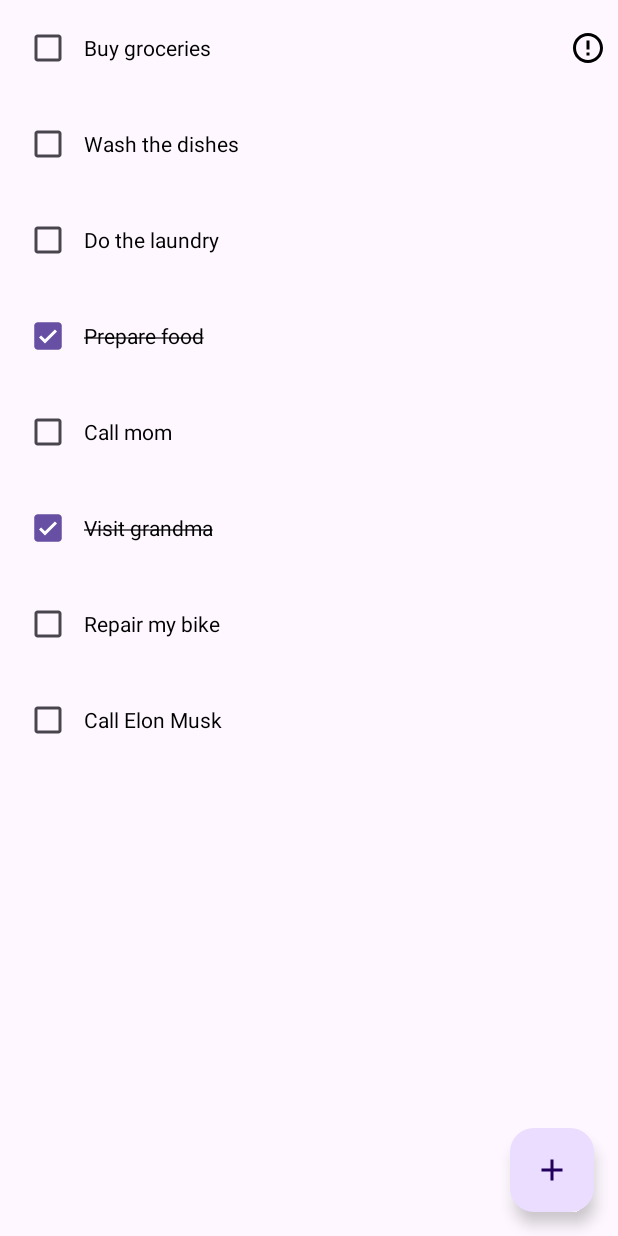
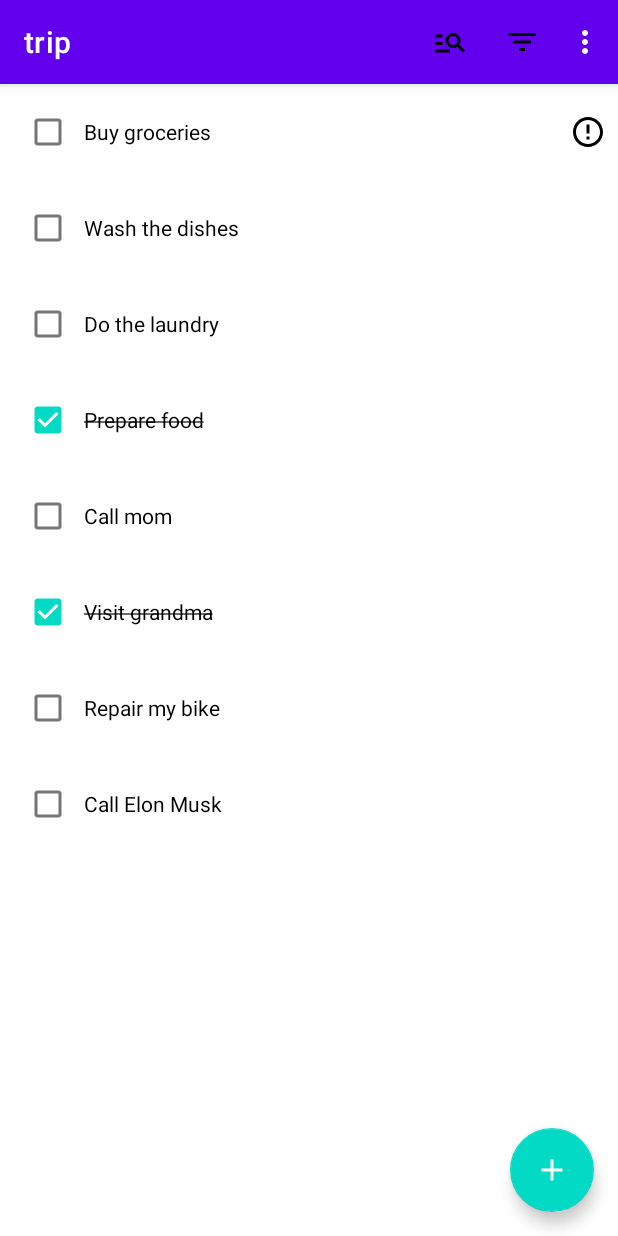
Before and after one commit to byu-rin/pinpin_day, an Android app: the screen it shows after launch (MainActivity), on a phone screen of 412 x 824 dp. Run offline under Robolectric (Android 15) with nearby library versions, the phone set to English and light mode, and no system bars; our stand-ins replace Dagger/Hilt's generated code, Room's generated code; 2 statements that could not run were skipped.

Commit message:
[BUG_FIX] - 상단바 안보임 해결 - Manifest NoActionBar 가 원인
- SearchViewClass 를 androidx.appcompat.widget.SearchView 으로 통일

```diff
--- a/app/src/main/res/menu/menu_fragment_tasks.xml
+++ b/app/src/main/res/menu/menu_fragment_tasks.xml
@@ -6,7 +6,7 @@
         android:id="@+id/action_search"
         android:icon="@drawable/ic_search"
         android:title="Search"
-        app:actionViewClass="com.google.android.material.search.SearchBar"
+        app:actionViewClass="일.SearchView"
         app:showAsAction="always|collapseActionView" />
 
     <item
--- a/app/src/main/res/values/colors.xml
+++ b/app/src/main/res/values/colors.xml
@@ -1,5 +1,10 @@
 <?xml version="1.0" encoding="utf-8"?>
 <resources>
+    <color name="purple_200">#FFBB86FC</color>
+    <color name="purple_500">#FF6200EE</color>
+    <color name="purple_700">#FF3700B3</color>
+    <color name="teal_200">#FF03DAC5</color>
+    <color name="teal_700">#FF018786</color>
     <color name="black">#FF000000</color>
     <color name="white">#FFFFFFFF</color>
 </resources>
--- a/app/src/main/res/values/themes.xml
+++ b/app/src/main/res/values/themes.xml
@@ -1,9 +1,17 @@
 <resources xmlns:tools="http://schemas.android.com/tools">
     <!-- Base application theme. -->
-    <style name="Base.Theme.Trip" parent="Theme.Material3.DayNight.NoActionBar">
-        <!-- Customize your light theme here. -->
-        <!-- <item name="colorPrimary">@color/my_light_primary</item> -->
+    <style name="Base.Theme.Trip" parent="Theme.MaterialComponents.DayNight.DarkActionBar">
+        <!-- Primary brand color. -->
+        <item name="colorPrimary">@color/purple_500</item>
+        <item name="colorPrimaryVariant">@color/purple_700</item>
+        <item name="colorOnPrimary">@color/white</item>
+        <!-- Secondary brand color. -->
+        <item name="colorSecondary">@color/teal_200</item>
+        <item name="colorSecondaryVariant">@color/teal_700</item>
+        <item name="colorOnSecondary">@color/white</item>
+        <!-- Status bar color. -->
+        <item name="android:statusBarColor" tools:targetApi="l">?attr/colorPrimaryVariant</item>
+        <!-- Customize your theme here. -->
     </style>
-
     <style name="Theme.Trip" parent="Base.Theme.Trip" />
 </resources>
```
